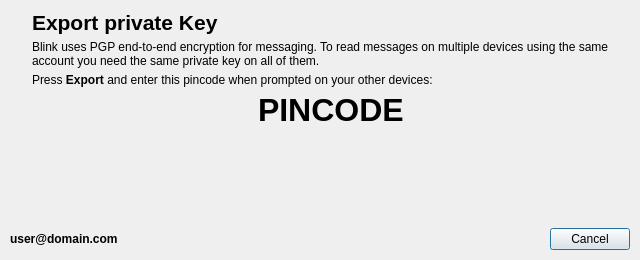
First picture: the form in resources/export_private_key_dialog.ui, repository AGProjects/blink-qt, before the edit.
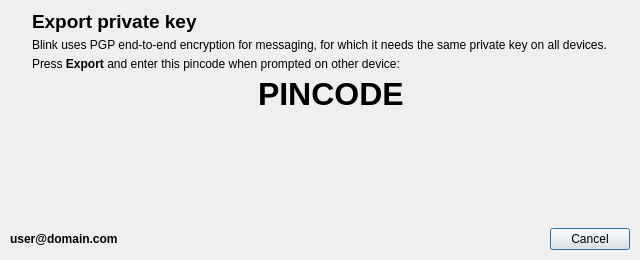
Second picture: the form after the edit. Icons and pictures are not drawn.

Commit message: Improve PGP panels

Patch:
```diff
--- a/resources/export_private_key_dialog.ui
+++ b/resources/export_private_key_dialog.ui
@@ -74,20 +74,19 @@
       <widget class="QLabel" name="label_2">
        <property name="font">
         <font>
-         <pointsize>16</pointsize>
-         <weight>75</weight>
+         <pointsize>14</pointsize>
          <bold>true</bold>
         </font>
        </property>
        <property name="text">
-        <string>Export private Key</string>
+        <string>Export private key</string>
        </property>
       </widget>
      </item>
      <item>
       <widget class="QLabel" name="label_3">
        <property name="text">
-        <string>Blink uses PGP end-to-end encryption for messaging. To read messages on multiple devices using the same account you need the same private key on all of them.</string>
+        <string>Blink uses PGP end-to-end encryption for messaging, for which it needs the same private key on all devices.</string>
        </property>
        <property name="wordWrap">
         <bool>true</bool>
@@ -98,12 +97,11 @@
       <widget class="QLabel" name="label_4">
        <property name="font">
         <font>
-         <weight>50</weight>
          <bold>false</bold>
         </font>
        </property>
        <property name="text">
-        <string>&lt;html&gt;&lt;head/&gt;&lt;body&gt;&lt;p&gt;Press &lt;span style=&quot; font-weight:600;&quot;&gt;Export&lt;/span&gt; and enter this pincode when prompted on your other devices:&lt;/p&gt;&lt;/body&gt;&lt;/html&gt;</string>
+        <string>&lt;html&gt;&lt;head/&gt;&lt;body&gt;&lt;p&gt;Press &lt;span style=&quot; font-weight:600;&quot;&gt;Export&lt;/span&gt; and enter this pincode when prompted on other device:&lt;/p&gt;&lt;/body&gt;&lt;/html&gt;</string>
        </property>
       </widget>
      </item>
@@ -127,7 +125,6 @@
          <property name="font">
           <font>
            <pointsize>24</pointsize>
-           <weight>75</weight>
            <bold>true</bold>
            <underline>false</underline>
            <strikeout>false</strikeout>
```
Left out of the diff: 3 changed lines with no effect on the pictures. The commit also changes 2 other files.
